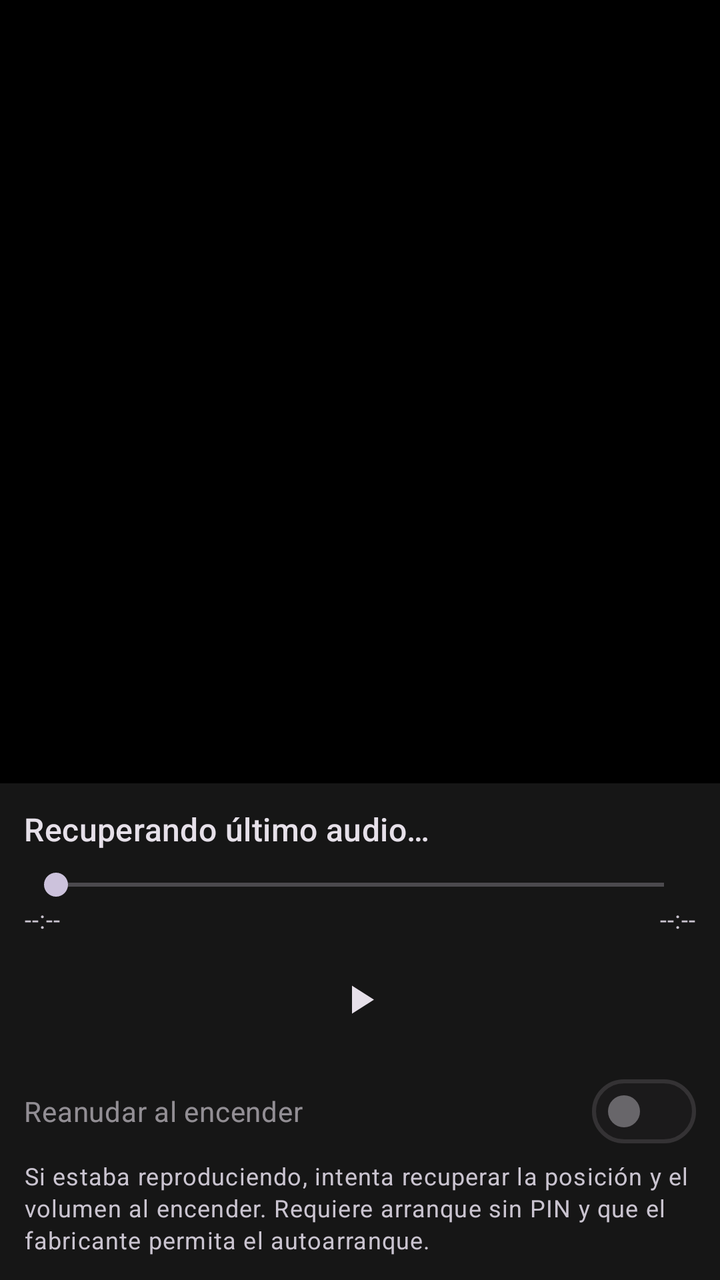
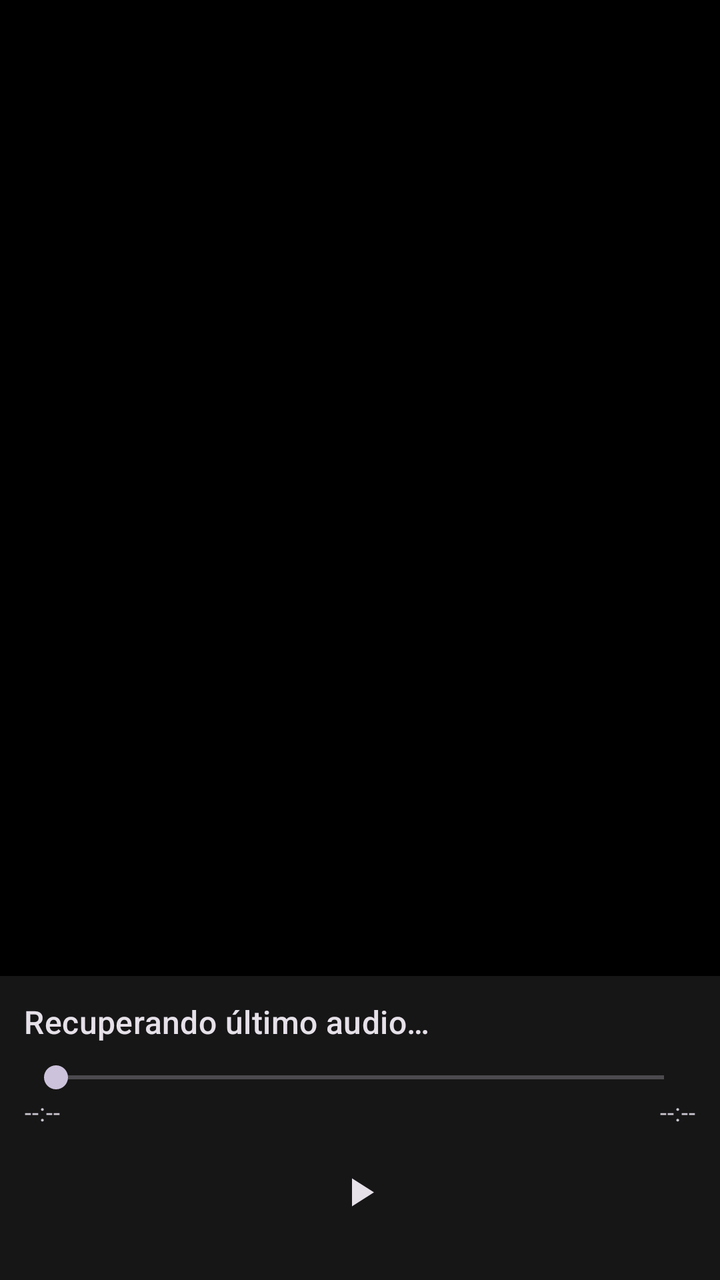

Two renders of the same Android screen: before a commit and after it. Below are the layout's source before the change and the commit's diff.
<!-- AndroidManifest.xml: application theme Theme.Reproductor -->
<!-- res/layout/activity_main.xml -->
<?xml version="1.0" encoding="utf-8"?>
<LinearLayout xmlns:android="http://schemas.android.com/apk/res/android"
    android:layout_width="match_parent"
    android:layout_height="match_parent"
    android:fitsSystemWindows="true"
    android:orientation="vertical">

    <FrameLayout
        android:layout_width="match_parent"
        android:layout_height="0dp"
        android:layout_weight="1">

        <androidx.recyclerview.widget.RecyclerView
            android:id="@+id/recyclerView"
            android:layout_width="match_parent"
            android:layout_height="match_parent"
            android:clipToPadding="false" />

        <LinearLayout
            android:id="@+id/emptyView"
            android:layout_width="wrap_content"
            android:layout_height="wrap_content"
            android:layout_gravity="center"
            android:gravity="center"
            android:orientation="vertical"
            android:padding="32dp"
            android:visibility="gone">

            <TextView
                android:id="@+id/emptyText"
                android:layout_width="wrap_content"
                android:layout_height="wrap_content"
                android:gravity="center"
                android:text="@string/empty_list"
                android:textAppearance="?attr/textAppearanceBodyLarge" />

            <Button
                android:id="@+id/permissionButton"
                android:layout_width="wrap_content"
                android:layout_height="wrap_content"
                android:layout_marginTop="16dp"
                android:text="@string/grant_permission"
                android:visibility="gone" />
        </LinearLayout>
    </FrameLayout>

    <LinearLayout
        android:id="@+id/playerBar"
        android:layout_width="match_parent"
        android:layout_height="wrap_content"
        android:background="?attr/colorSurfaceContainer"
        android:orientation="vertical"
        android:padding="12dp">

        <LinearLayout
            android:layout_width="match_parent"
            android:layout_height="wrap_content"
            android:gravity="center_vertical"
            android:orientation="horizontal">

            <TextView
                android:id="@+id/nowPlayingTitle"
                android:layout_width="0dp"
                android:layout_height="wrap_content"
                android:layout_weight="1"
                android:ellipsize="end"
                android:maxLines="1"
                android:text="@string/restoring_playback"
                android:textAppearance="?attr/textAppearanceTitleMedium" />

            <TextView
                android:id="@+id/bitrateText"
                android:layout_width="wrap_content"
                android:layout_height="wrap_content"
                android:layout_marginStart="8dp"
                android:textColor="?attr/colorPrimary"
                android:textAppearance="?attr/textAppearanceLabelMedium"
                android:textStyle="bold" />
        </LinearLayout>

        <SeekBar
            android:id="@+id/seekBar"
            android:enabled="false"
            android:layout_width="match_parent"
            android:layout_height="wrap_content"
            android:contentDescription="@string/playback_progress"
            android:layout_marginTop="8dp" />

        <LinearLayout
            android:layout_width="match_parent"
            android:layout_height="wrap_content"
            android:orientation="horizontal">

            <TextView
                android:id="@+id/timeCurrent"
                android:layout_width="0dp"
                android:layout_height="wrap_content"
                android:layout_weight="1"
                android:text="@string/duration_unknown"
                android:textAppearance="?attr/textAppearanceBodySmall" />

            <TextView
                android:id="@+id/timeTotal"
                android:layout_width="wrap_content"
                android:layout_height="wrap_content"
                android:text="@string/duration_unknown"
                android:textAppearance="?attr/textAppearanceBodySmall" />
        </LinearLayout>

        <LinearLayout
            android:layout_width="match_parent"
            android:layout_height="wrap_content"
            android:gravity="center"
            android:orientation="horizontal">

            <ImageButton
                android:id="@+id/playPauseButton"
                android:enabled="false"
                android:layout_width="64dp"
                android:layout_height="64dp"
                android:background="?attr/selectableItemBackgroundBorderless"
                android:contentDescription="@string/play_audio"
                android:src="@drawable/ic_play" />
        </LinearLayout>

        <com.google.android.material.materialswitch.MaterialSwitch
            android:id="@+id/bootResumeSwitch"
            android:layout_width="match_parent"
            android:layout_height="wrap_content"
            android:enabled="false"
            android:text="@string/boot_resume_title" />

        <TextView
            android:layout_width="match_parent"
            android:layout_height="wrap_content"
            android:text="@string/boot_resume_help"
            android:textAppearance="?attr/textAppearanceBodySmall" />

        <Button
            android:id="@+id/batteryOptimizationButton"
            style="?attr/borderlessButtonStyle"
            android:layout_width="match_parent"
            android:layout_height="wrap_content"
            android:text="@string/uninterrupted_playback"
            android:visibility="gone" />
    </LinearLayout>
</LinearLayout>
<!-- resources referenced by this layout -->
<resources>
  <!-- drawable ic_play (drawable) -->
  <vector xmlns:android="http://schemas.android.com/apk/res/android"
      android:width="24dp"
      android:height="24dp"
      android:viewportWidth="24"
      android:viewportHeight="24"
      android:tint="?attr/colorOnSurface">
      <path
          android:fillColor="#FFFFFF"
          android:pathData="M8,5.14V19.14L19,12.14L8,5.14Z" />
  </vector>
  <string name="boot_resume_help">Si estaba reproduciendo, intenta recuperar la posición y el volumen al encender. Requiere arranque sin PIN y que el fabricante permita el autoarranque.</string>
  <string name="boot_resume_title">Reanudar al encender</string>
  <string name="duration_unknown" translatable="false">--:--</string>
  <string name="empty_list">No se encontraron audios en el dispositivo.\nCopia tus audiolibros a la carpeta Música o Audiolibros.</string>
  <string name="grant_permission">Conceder permiso</string>
  <string name="play_audio">Reproducir</string>
  <string name="playback_progress">Posición de reproducción</string>
  <string name="restoring_playback">Recuperando último audio…</string>
  <string name="uninterrupted_playback">Evitar restricciones de batería</string>
  <style name="Theme.Reproductor" parent="Theme.Material3.Dark.NoActionBar">
          <item name="colorSurface">#000000</item>
          <item name="android:colorBackground">#000000</item>
          <item name="colorSurfaceContainer">#161616</item>
      </style>
</resources>

<!-- the commit's change to res/layout/activity_main.xml (unified diff, before → after) -->
@@ -107,32 +107,34 @@
                 android:textAppearance="?attr/textAppearanceBodySmall" />
         </LinearLayout>
 
-        <LinearLayout
+        <FrameLayout
             android:layout_width="match_parent"
-            android:layout_height="wrap_content"
-            android:gravity="center"
-            android:orientation="horizontal">
+            android:layout_height="64dp">
 
             <ImageButton
                 android:id="@+id/playPauseButton"
                 android:enabled="false"
                 android:layout_width="64dp"
                 android:layout_height="64dp"
+                android:layout_gravity="center"
                 android:background="?attr/selectableItemBackgroundBorderless"
                 android:contentDescription="@string/play_audio"
                 android:src="@drawable/ic_play" />
-        </LinearLayout>
+        </FrameLayout>
 
         <com.google.android.material.materialswitch.MaterialSwitch
             android:id="@+id/bootResumeSwitch"
             android:layout_width="match_parent"
             android:layout_height="wrap_content"
             android:enabled="false"
+            android:visibility="gone"
             android:text="@string/boot_resume_title" />
 
         <TextView
+            android:id="@+id/bootResumeHelp"
             android:layout_width="match_parent"
             android:layout_height="wrap_content"
+            android:visibility="gone"
             android:text="@string/boot_resume_help"
             android:textAppearance="?attr/textAppearanceBodySmall" />
 
<!-- resource entries referenced after the edit -->
@@ -11,7 +11,7 @@
           android:fillColor="#FFFFFF"
           android:pathData="M8,5.14V19.14L19,12.14L8,5.14Z" />
   </vector>
-  <string name="boot_resume_help">Si estaba reproduciendo, intenta recuperar la posición y el volumen al encender. Requiere arranque sin PIN y que el fabricante permita el autoarranque.</string>
+  <string name="boot_resume_help">Se activa una vez para esta instalación. Si estaba reproduciendo, intenta recuperar la posición y el volumen al encender. Requiere arranque sin PIN y que el fabricante permita el autoarranque.</string>
   <string name="boot_resume_title">Reanudar al encender</string>
   <string name="duration_unknown" translatable="false">--:--</string>
   <string name="empty_list">No se encontraron audios en el dispositivo.\nCopia tus audiolibros a la carpeta Música o Audiolibros.</string>
